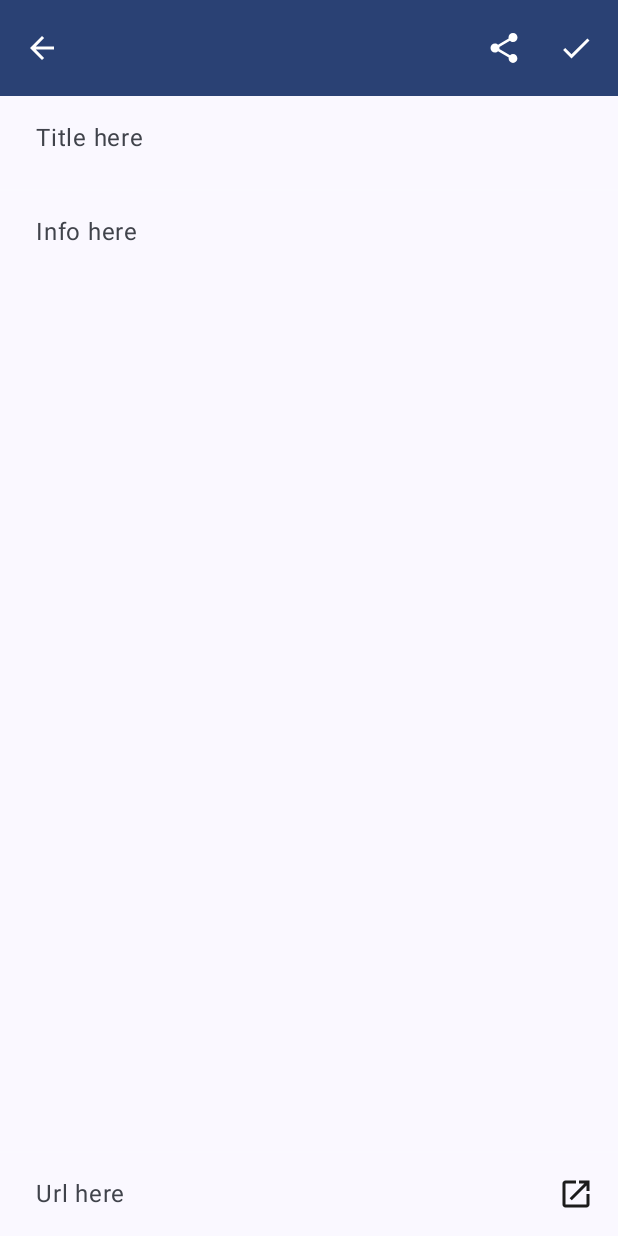
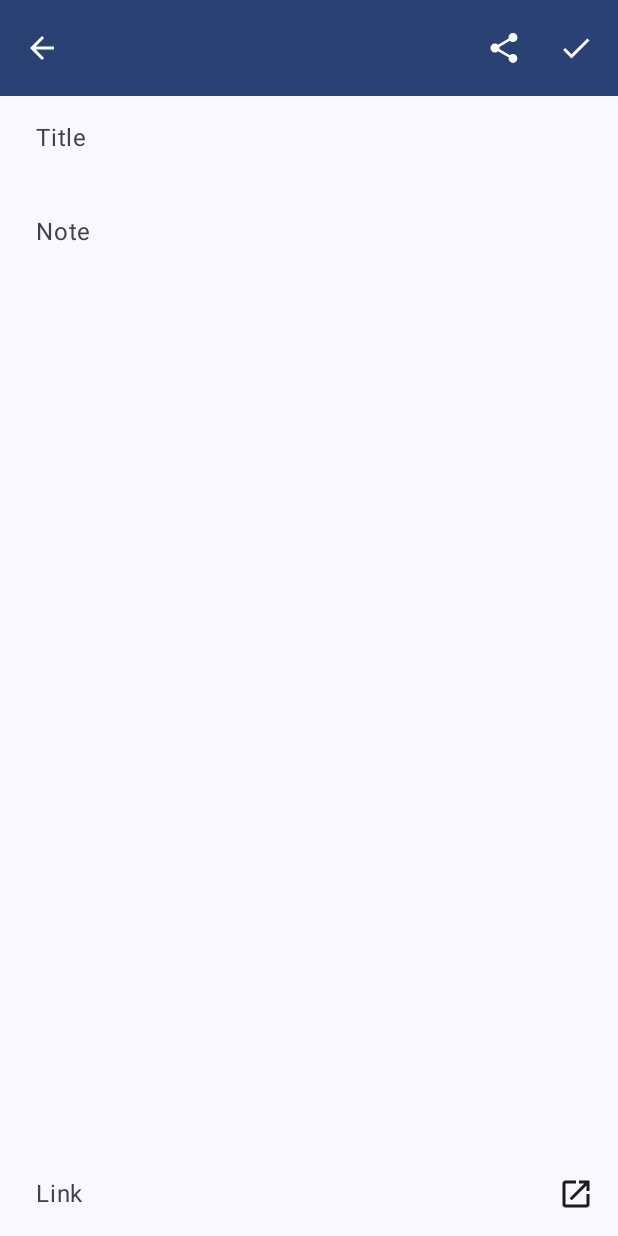
Before and after one commit to dnshariprasad/HNotes, an Android app built with Jetpack Compose: the CreateNoteScreen screen opened through its navigation route, on a phone screen of 412 x 824 dp. Run offline under Robolectric (Android 15) with nearby library versions, the phone set to English and light mode, and no system bars; our stand-ins replace Room's generated code, livedata-compose.

Commit message:
UI fixes

```diff
--- a/app/src/main/java/com/htrack/hnotes/MainViewModel.kt
+++ b/app/src/main/java/com/htrack/hnotes/MainViewModel.kt
@@ -5,7 +5,6 @@ import androidx.lifecycle.LiveData
 import androidx.lifecycle.ViewModel
 import androidx.lifecycle.viewModelScope
 import com.htrack.hnotes.data.Note
-import com.htrack.hnotes.ui.screen.NoteTypes
 import com.htrack.hnotes.ui.screen.NoteTypes.NOTE_TYPE_LINK
 import com.htrack.hnotes.ui.screen.NoteTypes.NOTE_TYPE_LOCATION
 import com.htrack.hnotes.ui.screen.NoteTypes.NOTE_TYPE_TEXT
@@ -36,7 +35,7 @@ class MainViewModel : ViewModel() {
         return selectedNote.value.title ?: ""
     }
 
-    fun shareNoteTest(): String {
+    fun shareNoteText(): String {
         val text = StringBuilder()
         if (true == selectedNote.value.info?.isNotEmpty()) {
             if (text.isNotEmpty())
--- a/app/src/main/java/com/htrack/hnotes/ui/screen/CreateNoteScreen.kt
+++ b/app/src/main/java/com/htrack/hnotes/ui/screen/CreateNoteScreen.kt
@@ -33,7 +33,6 @@ import androidx.compose.runtime.remember
 import androidx.compose.runtime.setValue
 import androidx.compose.ui.Alignment
 import androidx.compose.ui.Modifier
-import androidx.compose.ui.graphics.Color
 import androidx.compose.ui.layout.ContentScale
 import androidx.compose.ui.platform.LocalContext
 import androidx.compose.ui.res.painterResource
@@ -56,8 +55,7 @@ fun CreateNoteScreen(
     viewModel: MainViewModel,
 ) {
     var showAlert by remember { mutableStateOf(false) }
-    val context = LocalContext.current // Moved LocalContext inside NoteList
-
+    val context = LocalContext.current
     ScreenCore(
         navigationIcon = {
             BackNavigationIcon {
@@ -89,7 +87,7 @@ fun CreateNoteScreen(
                     val intent = Intent(Intent.ACTION_SEND)
                     intent.setType("text/plain")
                     intent.putExtra(Intent.EXTRA_TITLE, viewModel.shareNoteTitle())
-                    intent.putExtra(Intent.EXTRA_TEXT, viewModel.shareNoteTest())
+                    intent.putExtra(Intent.EXTRA_TEXT, viewModel.shareNoteText())
                     context.startActivity(
                         Intent.createChooser(
                             intent,
--- a/app/src/main/java/com/htrack/hnotes/ui/screen/ListScreens.kt
+++ b/app/src/main/java/com/htrack/hnotes/ui/screen/ListScreens.kt
@@ -32,6 +32,7 @@ import androidx.compose.runtime.livedata.observeAsState
 import androidx.compose.runtime.mutableStateOf
 import androidx.compose.ui.Modifier
 import androidx.compose.ui.graphics.Color
+import androidx.compose.ui.graphics.ColorFilter
 import androidx.compose.ui.graphics.Shape
 import androidx.compose.ui.layout.ContentScale
 import androidx.compose.ui.res.painterResource
@@ -169,6 +170,7 @@ fun NoteItem(
                     )
             }
             Image(
+                colorFilter = ColorFilter.tint(color = MaterialTheme.colorScheme.onPrimary),
                 modifier = Modifier.clickable {
                     when (item.type) {
                         NOTE_TYPE_LINK -> {
--- a/app/src/main/res/values/strings.xml
+++ b/app/src/main/res/values/strings.xml
@@ -2,9 +2,9 @@
     <string name="app_name">Hnotes</string>
     <string name="add_note">Add Note</string>
     <string name="your_notes">Notes</string>
-    <string name="enter_title_here">Title here</string>
-    <string name="enter_url_here">Url here</string>
-    <string name="enter_note_here">Info here</string>
+    <string name="enter_title_here">Title</string>
+    <string name="enter_note_here">Note</string>
+    <string name="enter_url_here">Link</string>
     <string name="no_notes_found">No Notes found</string>
     <string name="content_description_done">Done</string>
     <string name="content_description_share">Share</string>
```
